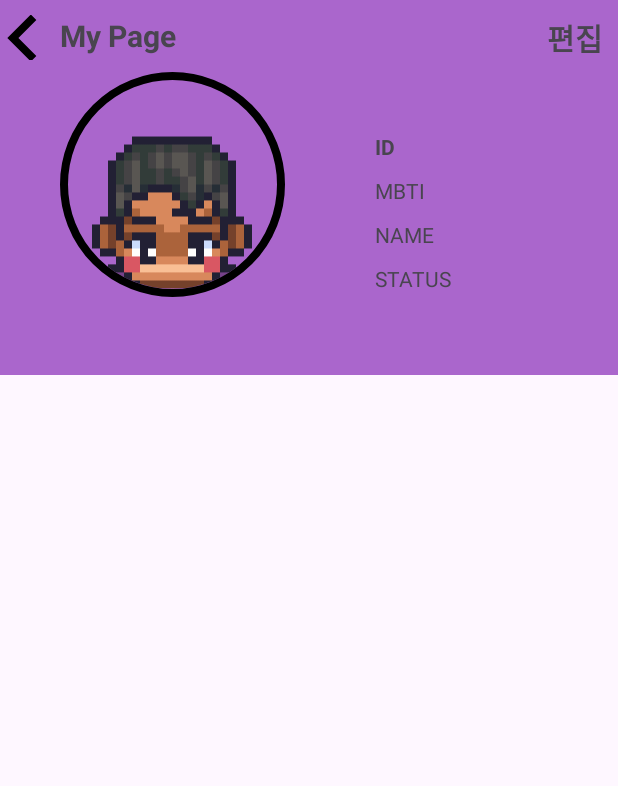
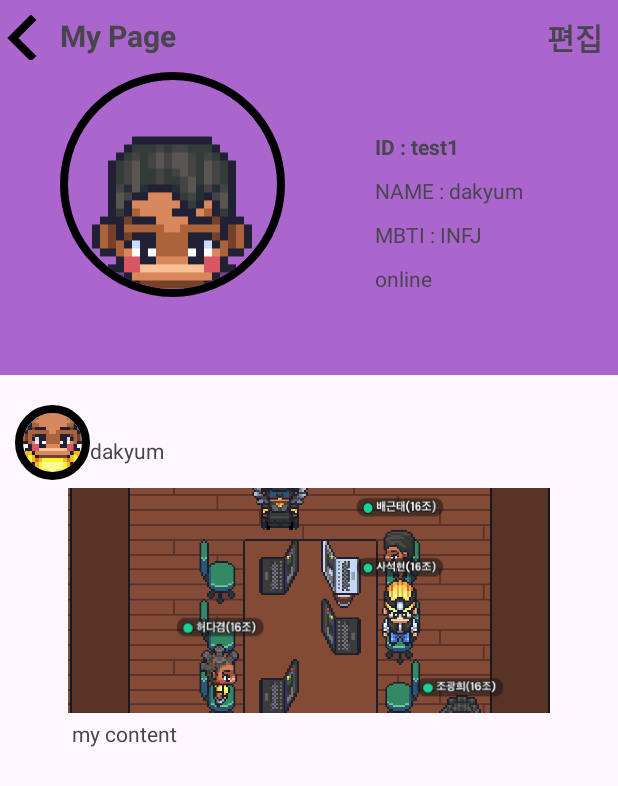
Before and after one commit to 4seokhyeon/android_team16, an Android app: the MyPageActivity screen opened directly, with no data from a screen before it, on a phone screen of 412 x 824 dp. Shown: the top 786 px of the screen. Run offline under Robolectric (Android 15) with nearby library versions, the phone set to English and light mode, and no system bars; our stand-ins replace CircleImageView.

Commit message:
[FEAT] : my page

```diff
--- a/snsproject/app/src/main/AndroidManifest.xml
+++ b/snsproject/app/src/main/AndroidManifest.xml
@@ -12,6 +12,9 @@
         android:supportsRtl="true"
         android:theme="@style/Theme.Snsproject"
         tools:targetApi="31">
+        <activity
+            android:name=".ui.activity.InfoModifyDialog"
+            android:exported="false" />
         <activity
             android:name=".ui.activity.MainPageActivity"
             android:exported="false" />
--- a/snsproject/app/src/main/java/com/example/snsproject/adapter/MyPageItemAdapter.kt
+++ b/snsproject/app/src/main/java/com/example/snsproject/adapter/MyPageItemAdapter.kt
@@ -9,15 +9,16 @@ import android.widget.BaseAdapter
 import android.widget.ImageView
 import android.widget.TextView
 import com.example.snsproject.R
+import com.example.snsproject.model.Post
 
 // Glide.with(this).load(R.drawable.myimage).circleCrop().into(myimageview);
-class MyPageItemAdapter (val context: Context, val itemList: ArrayList<Any>) : BaseAdapter() {
+class MyPageItemAdapter (val context: Context, val post: MutableList<Post>) : BaseAdapter() {
     override fun getCount(): Int {
-        return itemList.size
+        return post.size
     }
 
     override fun getItem(position: Int): Any {
-        return itemList[position]
+        return post[position]
     }
 
     override fun getItemId(position: Int): Long {
@@ -32,17 +33,15 @@ class MyPageItemAdapter (val context: Context, val itemList: ArrayList<Any>) : B
         val feed = view.findViewById<ImageView>(R.id.mypage_item_feed)
         val content = view.findViewById<TextView>(R.id.mypage_item_content)
 
-        val data = itemList[position]
+        val data = post[position]
 
-        /**
-        val profileId = context.resources.getIdentifier(data.profile, "drawable", context.packageName)
-        val feedId = context.resources.getIdentifier(data.feed, "drawable", context.packageName)
+        val profileId = context.resources.getIdentifier(data.author, "drawable", context.packageName)
+        val feedId = context.resources.getIdentifier(data.postImg, "drawable", context.packageName)
 
         profile.setImageResource(profileId)
-        feedId.setImageResource(feedId)
-        name.text = data.name
-        content.text = data.text
-        **/
+        feed.setImageResource(feedId)
+        name.text = data.author
+        content.text = data.content
 
         return view
     }
--- a/snsproject/app/src/main/java/com/example/snsproject/manager/MemberManager.kt
+++ b/snsproject/app/src/main/java/com/example/snsproject/manager/MemberManager.kt
@@ -11,7 +11,7 @@ interface MemberManager {
     fun findAllMember() : List<Member>
     fun findMemberIndexOf(id: String) : Int
 
-    fun updateMember(id: String, pw: String, name: String, mbti: String, profileImg: String, status: String, postList: MutableList<Post>) : Boolean
+    fun updateMember(id: String, pw: String, name: String, mbti: String, profileImg: String, status: String, post: MutableList<Post>) : Boolean
 
     fun deleteMember(id: String) : Boolean
 }
--- a/snsproject/app/src/main/java/com/example/snsproject/ui/activity/MyPageActivity.kt
+++ b/snsproject/app/src/main/java/com/example/snsproject/ui/activity/MyPageActivity.kt
@@ -1,17 +1,68 @@
 package com.example.snsproject.ui.activity
 
+import android.annotation.SuppressLint
 import androidx.appcompat.app.AppCompatActivity
 import android.os.Bundle
 import android.widget.ListView
+import android.widget.TextView
 import com.example.snsproject.R
 import com.example.snsproject.adapter.MyPageItemAdapter
+import com.example.snsproject.manager.MemberManager
+import com.example.snsproject.manager.MemberManagerImpl
 
 class MyPageActivity : AppCompatActivity() {
+    lateinit var memberManager : MemberManager
     override fun onCreate(savedInstanceState: Bundle?) {
         super.onCreate(savedInstanceState)
         setContentView(R.layout.activity_my_page)
 
-//        val listview = findViewById<ListView>(R.id.mypage_listview)
-//        listview.adapter = MyPageItemAdapter(this, ArrayList<Any>())
+        memberManager = MemberManagerImpl.getInstance()
+        val listview = findViewById<ListView>(R.id.mypage_listview)
+        val member = memberManager.findMember("test1")
+
+        initView()
+
+        if (member != null) {
+            listview.adapter = MyPageItemAdapter(this, member.post)
+        }
+
+        val modifyButton = findViewById<TextView>(R.id.mypage_modify_button)
+
+        modifyButton.setOnClickListener {
+            val modifyDialog = InfoModifyDialog(this, "test1")
+            modifyDialog.show()
+        }
+
     }
+
+    @SuppressLint("SetTextI18n")
+    private fun initView() {
+        val id = findViewById<TextView>(R.id.mypage_tv_id)
+        val name = findViewById<TextView>(R.id.mypage_tv_name)
+        val mbti = findViewById<TextView>(R.id.mypage_tv_mbti)
+        val status = findViewById<TextView>(R.id.mypage_tv_status)
+        val member = memberManager.findMember("test1")!!
+
+        id.text = "ID : ${member.id}"
+        name.text = "NAME : ${member.name}"
+        mbti.text = "MBTI : ${member.mbti}"
+        status.text = member.status
+
+
+    }
+
+    @SuppressLint("SetTextI18n")
+    fun dataChangeListener() {
+        val id = findViewById<TextView>(R.id.mypage_tv_id)
+        val name = findViewById<TextView>(R.id.mypage_tv_name)
+        val mbti = findViewById<TextView>(R.id.mypage_tv_mbti)
+        val status = findViewById<TextView>(R.id.mypage_tv_status)
+        val member = memberManager.findMember("test1")!!
+
+        id.text = "ID : ${member.id}"
+        name.text = "NAME : ${member.name}"
+        mbti.text = "MBTI : ${member.mbti}"
+        status.text = member.status
+    }
+
 }
--- a/snsproject/app/src/main/res/layout/activity_my_page.xml
+++ b/snsproject/app/src/main/res/layout/activity_my_page.xml
@@ -32,7 +32,7 @@
             app:layout_constraintTop_toTopOf="parent" />
 
         <TextView
-            android:id="@+id/tv_id"
+            android:id="@+id/mypage_tv_id"
             android:layout_width="wrap_content"
             android:layout_height="wrap_content"
             android:layout_marginStart="250dp"
@@ -43,35 +43,35 @@
             app:layout_constraintTop_toTopOf="parent" />
 
         <TextView
-            android:id="@+id/tv_name"
+            android:id="@+id/mypage_tv_name"
+            android:layout_width="wrap_content"
+            android:layout_height="wrap_content"
+            android:layout_marginLeft="250dp"
+            android:layout_marginTop="10dp"
+            android:text="NAME"
+            app:layout_constraintStart_toStartOf="parent"
+            app:layout_constraintTop_toBottomOf="@+id/mypage_tv_id" />
+
+        <TextView
+            android:id="@+id/mypage_tv_mbti"
             android:layout_width="wrap_content"
             android:layout_height="wrap_content"
             android:layout_marginLeft="250dp"
             android:layout_marginTop="10dp"
             android:text="MBTI"
+
             app:layout_constraintStart_toStartOf="parent"
-            app:layout_constraintTop_toBottomOf="@+id/tv_id" />
+            app:layout_constraintTop_toBottomOf="@+id/mypage_tv_name" />
 
         <TextView
-            android:id="@+id/tv_mbti"
-            android:layout_width="wrap_content"
-            android:layout_height="wrap_content"
-            android:layout_marginLeft="250dp"
-            android:layout_marginTop="10dp"
-            android:text="NAME"
-
-            app:layout_constraintStart_toStartOf="parent"
-            app:layout_constraintTop_toBottomOf="@+id/tv_name" />
-
-        <TextView
-            android:id="@+id/tv_status"
-            android:layout_width="wrap_content"
+            android:id="@+id/mypage_tv_status"
+            android:layout_width="100dp"
             android:layout_height="wrap_content"
             android:layout_marginLeft="250dp"
             android:layout_marginTop="10dp"
             android:text="STATUS"
             app:layout_constraintStart_toStartOf="parent"
-            app:layout_constraintTop_toBottomOf="@+id/tv_mbti" />
+            app:layout_constraintTop_toBottomOf="@+id/mypage_tv_mbti" />
 
         <TextView
             android:id="@+id/textView10"
@@ -93,10 +93,11 @@
             app:layout_constraintStart_toStartOf="parent"
             app:layout_constraintTop_toTopOf="parent"
             android:background="@android:color/transparent"
-            app:srcCompat="@drawable/ic_exit_icon_foreground" />
+            app:srcCompat="@drawable/ic_exit_icon_foreground"
+            android:contentDescription="back" />
 
         <TextView
-            android:id="@+id/textView11"
+            android:id="@+id/mypage_modify_button"
             android:layout_width="wrap_content"
             android:layout_height="wrap_content"
             android:layout_marginRight="10dp"
@@ -111,6 +112,7 @@
     </androidx.constraintlayout.widget.ConstraintLayout>
 
     <ListView
+        android:paddingTop="20dp"
         android:id="@+id/mypage_listview"
         android:layout_width="match_parent"
         android:layout_height="0dp"
```
Also changed, not shown: snsproject/app/src/main/java/com/example/snsproject/manager/MemberManagerImpl.kt (+11 -3 lines), snsproject/app/src/main/java/com/example/snsproject/ui/activity/InfoModifyDialog.kt (added, +53 -0 lines), snsproject/app/src/main/java/com/example/snsproject/ui/activity/SignInActivity.kt (+7 -0 lines), snsproject/app/src/main/res/layout/activity_info_modify_dialog.xml (added, +73 -0 lines).
